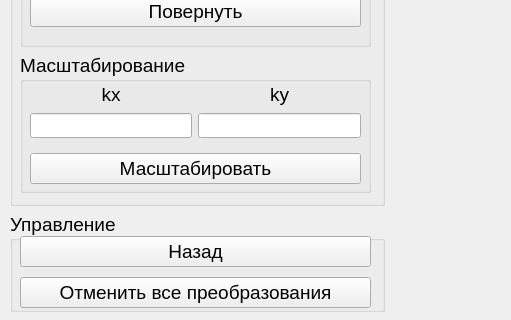
SerPan23/BMSTU_SEM_4, file Computer_graphics/lab_02/mainwindow.ui: the form before one commit; both pictures show x 0 to 511 and y 400 to 720 of the 1200 by 720 pixel window.
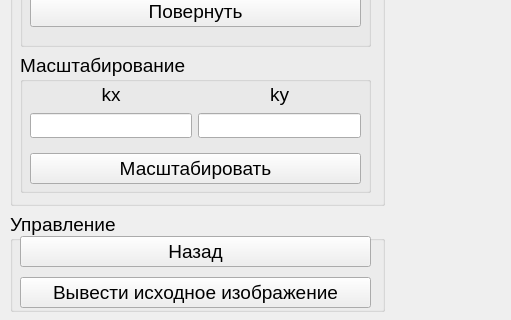
The form after the commit.

Patch:
```diff
--- a/Computer_graphics/lab_02/mainwindow.ui
+++ b/Computer_graphics/lab_02/mainwindow.ui
@@ -535,7 +535,7 @@
            <item>
             <widget class="QPushButton" name="btn_reset">
              <property name="text">
-              <string>Отменить все преобразования</string>
+              <string>Вывести исходное изображение</string>
              </property>
             </widget>
            </item>
```
